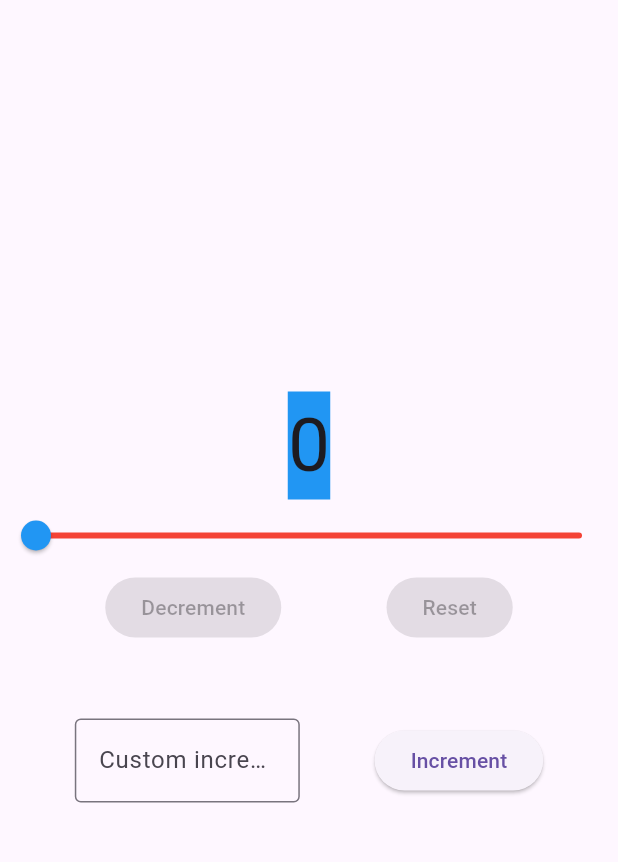
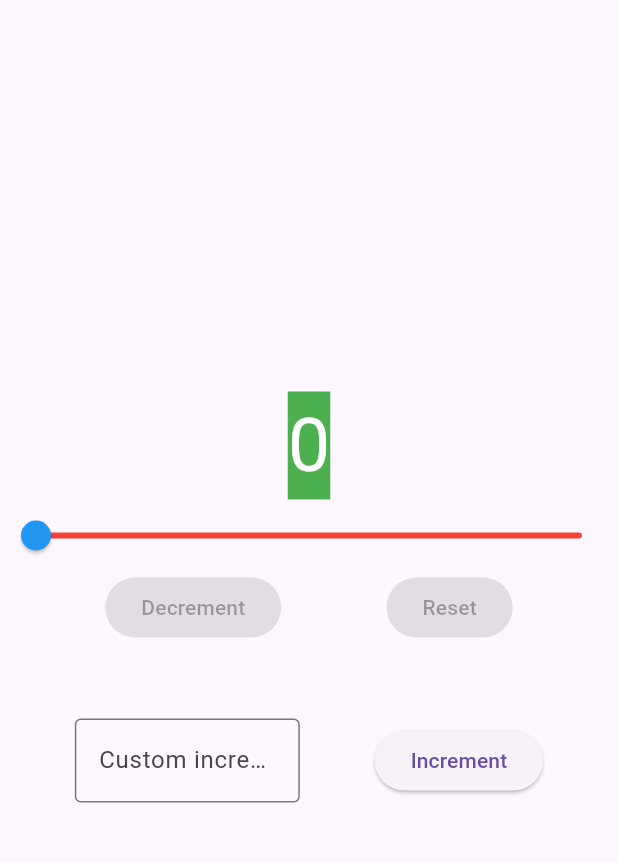
Before and after one commit to OfficialEseosa/MadProjects, a Flutter app: the screen it shows after launch, on a phone screen of 412 x 824 dp, the part 63-925 px from its top. Run offline on Flutter 3.47's test engine with Material 3 defaults, Android fonts, the phone set to English and light mode, and no system bars; our stand-ins replace shared_preferences.

Commit message:
Refactor _checkGoal method indentation and update counter display color based on progress

```diff
--- a/inclass04/lib/main.dart
+++ b/inclass04/lib/main.dart
@@ -35,7 +35,7 @@ class _CounterWidgetState extends State<CounterWidget> {
   bool _maxCelebrated = false;
   TextEditingController _controller = TextEditingController();
 
-    void _checkGoal(BuildContext context) {
+  void _checkGoal(BuildContext context) {
     if (_counter >= _max && !_maxCelebrated) {
       _maxCelebrated = true;
       Future.microtask(() {
@@ -78,6 +78,9 @@ class _CounterWidgetState extends State<CounterWidget> {
 
   @override
   Widget build(BuildContext context) {
+    final double progress = (_counter / _goal).clamp(0.0, 1.0);
+    final Color counterColor = Color.lerp(Colors.green, Colors.red, progress)!;
+
     return Scaffold(
       appBar: AppBar(
         title: const Text('Stateful Widget'),
@@ -87,11 +90,11 @@ class _CounterWidgetState extends State<CounterWidget> {
         children: [
           Center(
             child: Container(
-              color: Colors.blue,
+              color: counterColor,
               child: Text(
                 //displays the current number
                 '$_counter',
-                style: TextStyle(fontSize: 50.0),
+                style: TextStyle(fontSize: 50.0, color: Colors.white),
               ),
             ),
           ),
```
